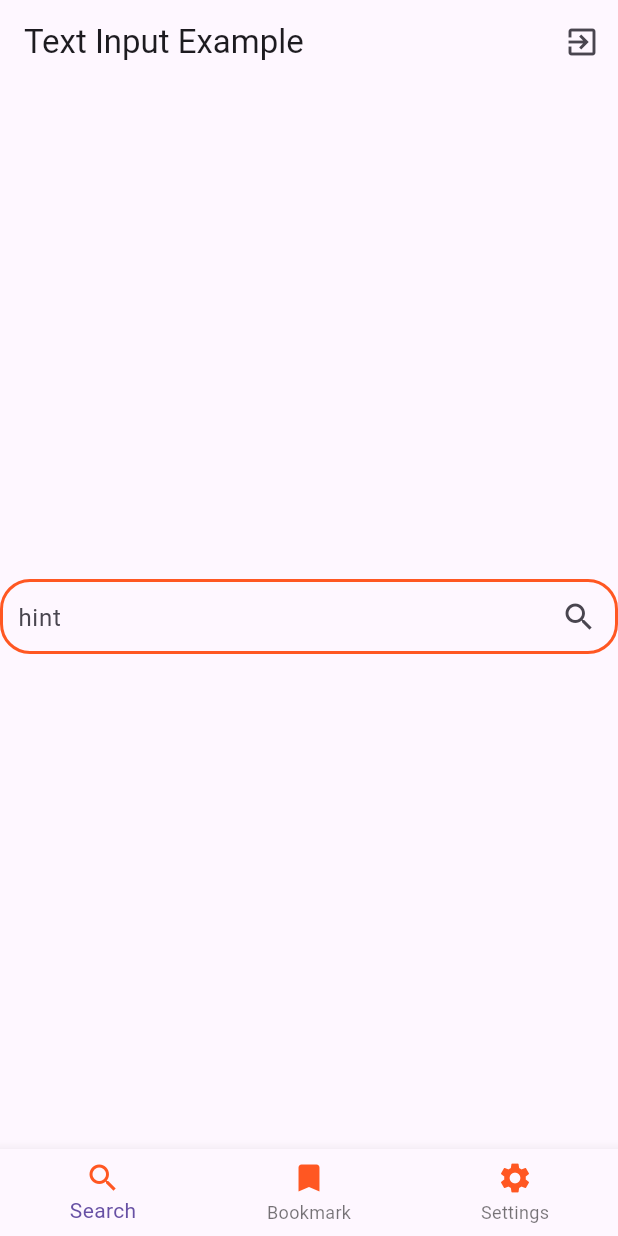
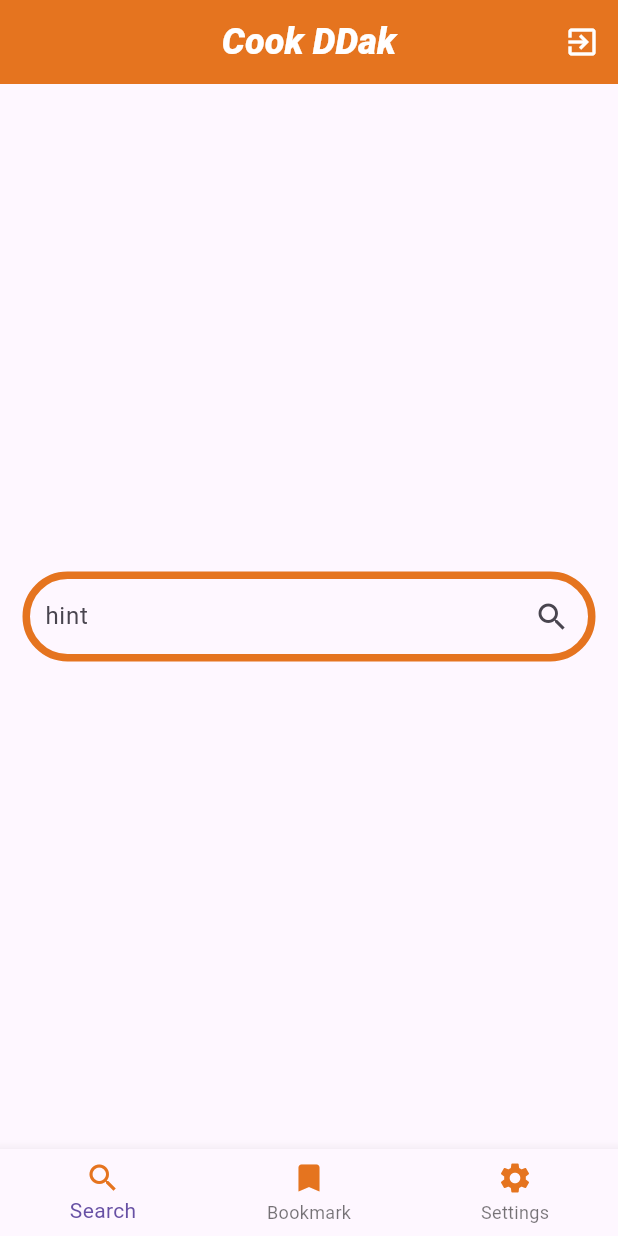
Before and after one commit to banblock/PJ_RMEAL, a Flutter app: the screen it shows after launch, on a phone screen of 412 x 824 dp. Run offline on Flutter 3.47's test engine with Material 3 defaults, Android fonts, the phone set to English and light mode, and no system bars; our stand-ins replace carousel_slider, csv, flutter_dotenv, google_generative_ai, hive, hive_flutter and 1 more; accounts and stored records are empty; Roboto replaces fonts that are missing (NanumSquareNeo).

Commit message:
디자인 수정2 (ppt형태)

```diff
--- a/lib/main.dart
+++ b/lib/main.dart
@@ -5,7 +5,7 @@ import 'package:hive_flutter/adapters.dart';
 import 'package:pj_rmeal/src/ProcessControl.dart';
 import 'package:pj_rmeal/src/ai/geminiAPI.dart';
 import 'package:pj_rmeal/src/ui/body/BookMarkBody.dart';
-import 'package:pj_rmeal/src/ui/body/SearchBody.dart'; // 오타 수정된 부분
+import 'package:pj_rmeal/src/ui/body/SearchBody.dart';
 import 'package:pj_rmeal/src/ui/body/SettingBody.dart';
 import 'package:pj_rmeal/src/ui/body/MainBody.dart';
 import 'package:pj_rmeal/src/ui/component/RecipeProvider.dart';
@@ -17,13 +17,10 @@ void main() async {
   await dotenv.load(fileName: ".env");
   Box box = await Hive.openBox("userBox");
 
-  print(box.values);
   if (!box.containsKey("ignoreIngredient")) {
-    print("suiiiiii");
     box.put("ignoreIngredient", []);
   }
   if (!box.containsKey("bookmark")) {
-    print("suiiiiii");
     box.put("bookmark", []);
   }
 
@@ -62,7 +59,7 @@ class MyHomePage extends StatefulWidget {
 class MyHomePageState extends State<MyHomePage> {
   late final Box user_box;
   late final MainBody main_body;
-  late final SearchBody search_body; // 오타 수정된 부분
+  late final SearchBody search_body;
   late final SettingBody setting_body;
   late final BookMarkBody bookmark_body;
   late final String key;
@@ -74,7 +71,7 @@ class MyHomePageState extends State<MyHomePage> {
     super.initState();
     key = dotenv.get("GEMINI_API_KEY");
     main_body = MainBody();
-    search_body = SearchBody(callSearchButton); // 오타 수정된 부분
+    search_body = SearchBody(callSearchButton);
     setting_body = SettingBody();
     bookmark_body = BookMarkBody(widget.recipes);
     user_box = Hive.box("userBox");
@@ -83,13 +80,13 @@ class MyHomePageState extends State<MyHomePage> {
   Widget _getSelectedPage(int index) {
     switch (index) {
       case 0:
-        return search_body; // 오타 수정된 부분
+        return search_body;
       case 1:
         return bookmark_body;
       case 2:
         return setting_body;
       default:
-        return search_body; // 오타 수정된 부분
+        return search_body;
     }
   }
 
@@ -102,32 +99,46 @@ class MyHomePageState extends State<MyHomePage> {
   @override
   Widget build(BuildContext context) {
     return Scaffold(
-      //backgroundColor: Colors.orange[50],
-      appBar: AppBar(
-        title: Text('Text Input Example'),
+      appBar: PreferredSize(
+        preferredSize: Size.fromHeight(kToolbarHeight), // AppBar의 높이를 설정합니다.
+        child: AppBar(
+          backgroundColor: Color(0xFFE5741F),
+          title: Text(
+            'Cook DDak',
+            textAlign: TextAlign.center, // 제목을 가운데 정렬
+            style: TextStyle(
+              color: Colors.white,
+              fontSize: 24,
+              fontStyle: FontStyle.italic,
+              fontWeight: FontWeight.w800,
+              fontFamily: 'NanumSquareNeo',
+            ),
+          ),
           actions: [
             IconButton(
-            icon: Icon(Icons.exit_to_app),
+              icon: Icon(Icons.exit_to_app, color: Colors.white),
               onPressed: () {
                 // 앱 종료
                 SystemNavigator.pop();
               },
             ),
           ],
+          centerTitle: true, // 제목을 중앙 정렬
+        ),
       ),
       body: _getSelectedPage(_selectedIndex),
       bottomNavigationBar: BottomNavigationBar(
         items: const <BottomNavigationBarItem>[
           BottomNavigationBarItem(
-            icon: Icon(Icons.search, color: Colors.deepOrange),
+            icon: Icon(Icons.search, color: Color(0xFFE5741F)),
             label: 'Search',
           ),
           BottomNavigationBarItem(
-            icon: Icon(Icons.bookmark, color: Colors.deepOrange),
+            icon: Icon(Icons.bookmark, color: Color(0xFFE5741F)),
             label: 'Bookmark',
           ),
           BottomNavigationBarItem(
-            icon: Icon(Icons.settings, color: Colors.deepOrange),
+            icon: Icon(Icons.settings, color: Color(0xFFE5741F)),
             label: 'Settings',
           ),
         ],
--- a/lib/src/ui/component/SearchContainer.dart
+++ b/lib/src/ui/component/SearchContainer.dart
@@ -12,13 +12,14 @@ class SearchContainer extends StatelessWidget{
     return Container(
           alignment: Alignment.center,
           width: 800,
-          height: 50,
+          height: 60,
+          margin: EdgeInsets.symmetric(horizontal: 15.0),
           decoration: BoxDecoration(
             border: Border.all(
-              color: Colors.deepOrange, // 테두리 색상
-              width: 2.0, // 테두리 두께
+              color: Color(0xFFE5741F), // 테두리 색상
+              width:5.0, // 테두리 두께
             ),
-            borderRadius: BorderRadius.all(Radius.circular(20)), // 테두리 둥글기
+            borderRadius: BorderRadius.all(Radius.circular(75)), // 테두리 둥글기
           ),
           child: Row(
               crossAxisAlignment: CrossAxisAlignment.center,
```
Also changed, not shown: lib/src/ui/body/BookMarkBody.dart (+27 -13 lines), lib/src/ui/body/RecipeBody.dart (+34 -23 lines), lib/src/ui/component/RecipeList.dart (+35 -14 lines), pubspec.yaml (+7 -1 lines), 5 other files. Lines whose indentation alone changed are shown as unchanged.
